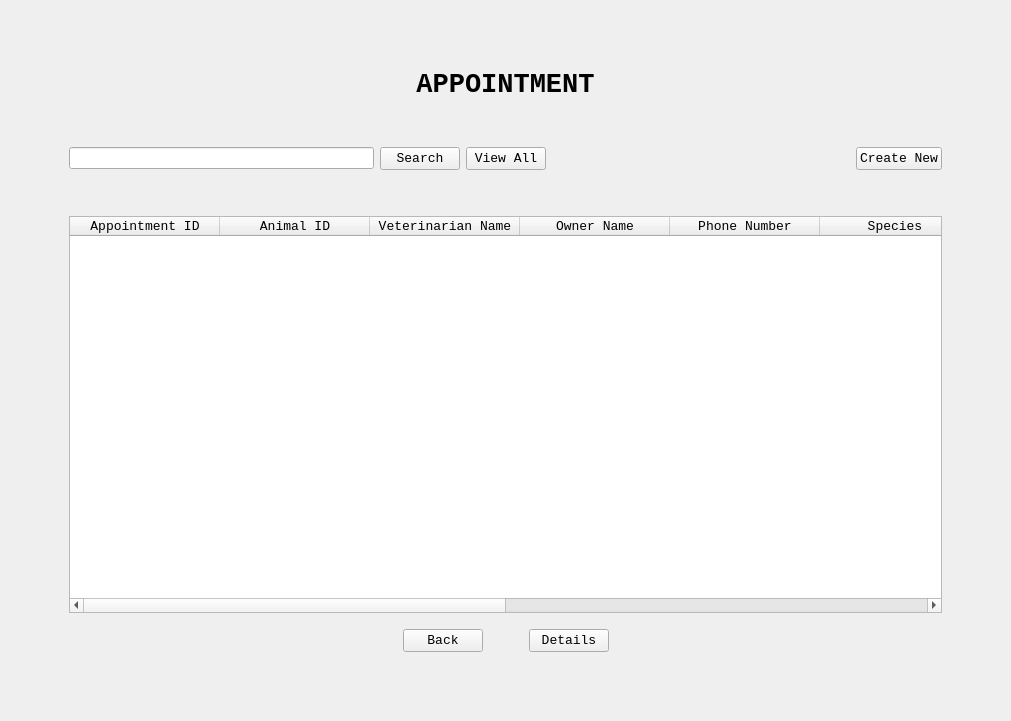
First picture: the form in AppointmentUI.ui, repository ASNaeem/Simple-VCMS, before the edit.
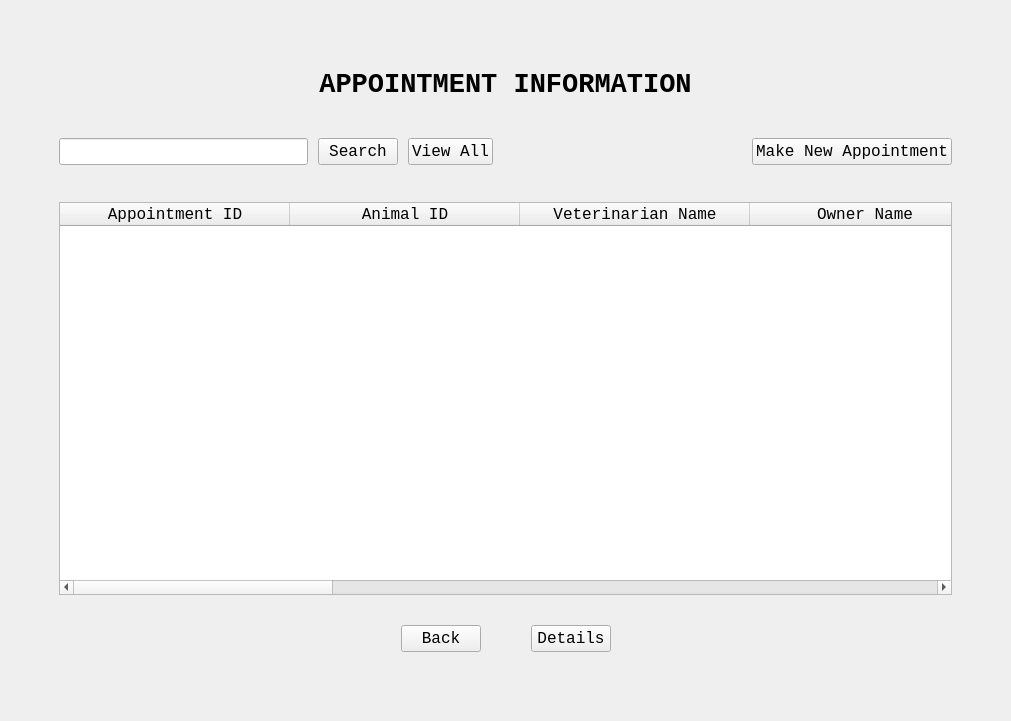
Second picture: the form after the edit.

Diff of the .ui file:
```diff
--- a/AppointmentUI.ui
+++ b/AppointmentUI.ui
@@ -22,7 +22,10 @@
   <widget class="QWidget" name="centralwidget">
    <layout class="QVBoxLayout" name="verticalLayout_2">
     <item>
-     <layout class="QVBoxLayout" name="verticalLayout" stretch="1,0,1,0,40,1">
+     <layout class="QVBoxLayout" name="verticalLayout" stretch="1,1,0,1,15,1">
+      <property name="spacing">
+       <number>10</number>
+      </property>
       <property name="leftMargin">
        <number>50</number>
       </property>
@@ -57,7 +60,7 @@
            </font>
           </property>
           <property name="text">
-           <string>APPOINTMENT</string>
+           <string>APPOINTMENT INFORMATION</string>
           </property>
           <property name="alignment">
            <set>Qt::AlignCenter</set>
@@ -80,43 +83,44 @@
        </spacer>
       </item>
       <item>
-       <layout class="QHBoxLayout" name="horizontal_layout_search" stretch="0,0,0,0,0">
-        <property name="leftMargin">
+       <layout class="QGridLayout" name="gridLayout_13">
+        <property name="spacing">
          <number>10</number>
         </property>
-        <property name="rightMargin">
-         <number>10</number>
-        </property>
-        <item>
-         <widget class="QLineEdit" name="search_line_2">
-          <property name="sizePolicy">
-           <sizepolicy hsizetype="Expanding" vsizetype="Maximum">
-            <horstretch>0</horstretch>
-            <verstretch>0</verstretch>
-           </sizepolicy>
+        <item row="1" column="5">
+         <widget class="QPushButton" name="button_animal_reg">
+          <property name="font">
+           <font>
+            <family>Courier New</family>
+            <pointsize>12</pointsize>
+            <weight>50</weight>
+            <bold>false</bold>
+            <kerning>true</kerning>
+           </font>
           </property>
-          <property name="maximumSize">
+          <property name="cursor">
+           <cursorShape>PointingHandCursor</cursorShape>
+          </property>
+          <property name="text">
+           <string>Make New Appointment</string>
+          </property>
+          <property name="iconSize">
            <size>
-            <width>16777215</width>
-            <height>16777215</height>
+            <width>16</width>
+            <height>16</height>
            </size>
           </property>
          </widget>
         </item>
-        <item>
-         <widget class="QPushButton" name="search_button_2">
-          <property name="sizePolicy">
-           <sizepolicy hsizetype="Maximum" vsizetype="Fixed">
-            <horstretch>0</horstretch>
-            <verstretch>0</verstretch>
-           </sizepolicy>
-          </property>
+        <item row="1" column="2">
+         <widget class="QPushButton" name="button_animal_search">
           <property name="font">
            <font>
             <family>Courier New</family>
-            <pointsize>10</pointsize>
+            <pointsize>12</pointsize>
             <weight>50</weight>
             <bold>false</bold>
+            <kerning>true</kerning>
            </font>
           </property>
           <property name="cursor">
@@ -127,20 +131,41 @@
           </property>
          </widget>
         </item>
-        <item>
-         <widget class="QPushButton" name="search_button_3">
-          <property name="sizePolicy">
-           <sizepolicy hsizetype="Maximum" vsizetype="Fixed">
-            <horstretch>0</horstretch>
-            <verstretch>0</verstretch>
-           </sizepolicy>
+        <item row="1" column="0">
+         <widget class="QLineEdit" name="line_animal_search_2">
+          <property name="font">
+           <font>
+            <family>Courier New</family>
+            <pointsize>12</pointsize>
+            <weight>50</weight>
+            <bold>false</bold>
+            <kerning>true</kerning>
+           </font>
           </property>
+         </widget>
+        </item>
+        <item row="1" column="4">
+         <spacer name="horizontalSpacer_4">
+          <property name="orientation">
+           <enum>Qt::Horizontal</enum>
+          </property>
+          <property name="sizeHint" stdset="0">
+           <size>
+            <width>40</width>
+            <height>20</height>
+           </size>
+          </property>
+         </spacer>
+        </item>
+        <item row="1" column="3">
+         <widget class="QPushButton" name="button_animal_view_all">
           <property name="font">
            <font>
             <family>Courier New</family>
-            <pointsize>10</pointsize>
+            <pointsize>12</pointsize>
             <weight>50</weight>
             <bold>false</bold>
+            <kerning>true</kerning>
            </font>
           </property>
           <property name="cursor">
@@ -151,43 +176,6 @@
           </property>
          </widget>
         </item>
-        <item>
-         <spacer name="horizontalSpacer_3">
-          <property name="orientation">
-           <enum>Qt::Horizontal</enum>
-          </property>
-          <property name="sizeHint" stdset="0">
-           <size>
-            <width>40</width>
-            <height>20</height>
-           </size>
-          </property>
-         </spacer>
-        </item>
-        <item>
-         <widget class="QPushButton" name="Create_button_2">
-          <property name="sizePolicy">
-           <sizepolicy hsizetype="Maximum" vsizetype="Fixed">
-            <horstretch>0</horstretch>
-            <verstretch>0</verstretch>
-           </sizepolicy>
-          </property>
-          <property name="font">
-           <font>
-            <family>Courier New</family>
-            <pointsize>10</pointsize>
-            <weight>50</weight>
-            <bold>false</bold>
-           </font>
-          </property>
-          <property name="cursor">
-           <cursorShape>PointingHandCursor</cursorShape>
-          </property>
-          <property name="text">
-           <string>Create New</string>
-          </property>
-         </widget>
-        </item>
        </layout>
       </item>
       <item>
@@ -206,13 +194,13 @@
       <item>
        <layout class="QVBoxLayout" name="vertical_layout_table" stretch="0">
         <property name="leftMargin">
-         <number>10</number>
+         <number>0</number>
         </property>
         <property name="topMargin">
          <number>0</number>
         </property>
         <property name="rightMargin">
-         <number>10</number>
+         <number>0</number>
         </property>
         <property name="bottomMargin">
          <number>10</number>
@@ -240,7 +228,7 @@
           <property name="font">
            <font>
             <family>Courier New</family>
-            <pointsize>10</pointsize>
+            <pointsize>12</pointsize>
             <weight>50</weight>
             <bold>false</bold>
            </font>
@@ -255,7 +243,7 @@
            <number>39</number>
           </attribute>
           <attribute name="horizontalHeaderDefaultSectionSize">
-           <number>150</number>
+           <number>230</number>
           </attribute>
           <attribute name="horizontalHeaderStretchLastSection">
            <bool>true</bool>
@@ -325,6 +313,9 @@
         <property name="leftMargin">
          <number>10</number>
         </property>
+        <property name="topMargin">
+         <number>10</number>
+        </property>
         <property name="rightMargin">
          <number>10</number>
         </property>
@@ -355,7 +346,7 @@
           <property name="font">
            <font>
             <family>Courier New</family>
-            <pointsize>10</pointsize>
+            <pointsize>12</pointsize>
             <weight>50</weight>
             <bold>false</bold>
            </font>
@@ -392,7 +383,7 @@
           <property name="font">
            <font>
             <family>Courier New</family>
-            <pointsize>10</pointsize>
+            <pointsize>12</pointsize>
             <weight>50</weight>
             <bold>false</bold>
            </font>
```
